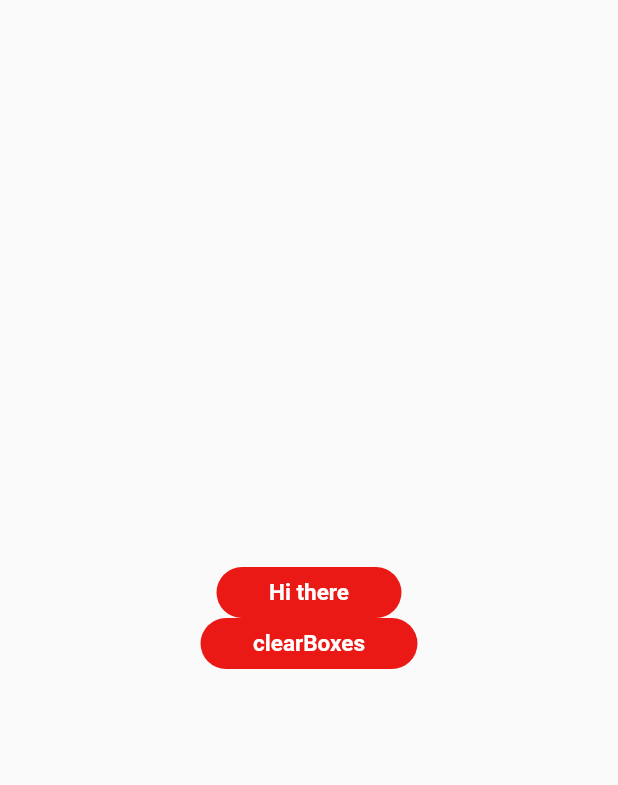
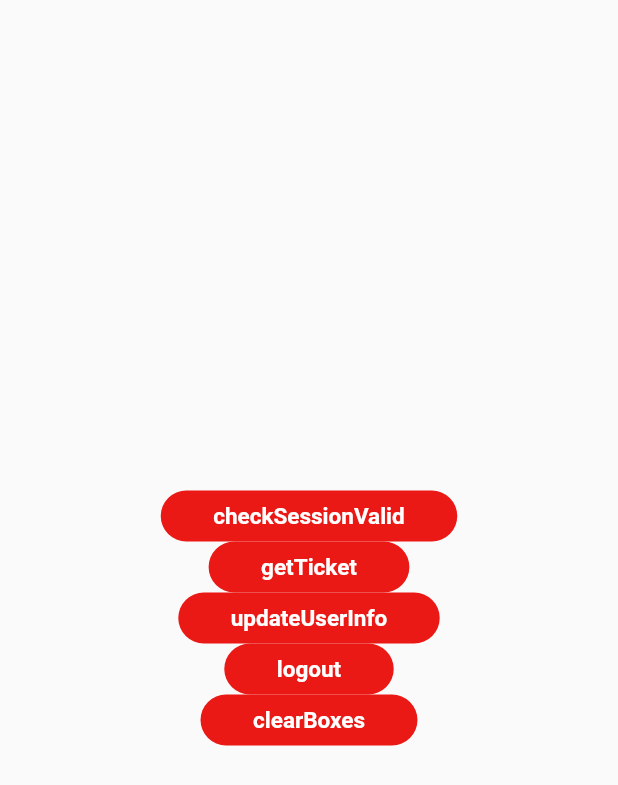
Before and after one commit to openjmu/JMUTools, a Flutter app: the MainPage screen opened directly, on a phone screen of 412 x 824 dp. Shown: the top 785 px of the screen. Run offline on Flutter 3.47's test engine with Material 2 defaults, Android fonts, the phone set to English and light mode, and no system bars; drawn by our look-alikes of oktoast; our stand-ins replace cookie_jar, dartx, device_info, dio, dio_cookie_manager, equatable and 7 more; missing offline and left inert: android_scheme_search, ff_annotation_route_library, flutter_inappwebview, photo_manager; accounts and stored records are empty.

Commit message:
✨ Add automatically session update

```diff
--- a/lib/apis/api.dart
+++ b/lib/apis/api.dart
@@ -10,6 +10,8 @@ import 'package:jmu_tools/exports/providers.dart';
 import 'package:jmu_tools/models/data_model.dart';
 import 'package:jmu_tools/utils/log_util.dart';
 import 'package:jmu_tools/widgets/in_app_webview.dart';
+
+import 'user_api.dart';
 
 class API {
   const API._();
@@ -59,8 +61,8 @@ class API {
 
   /// 用户相关
   static const String userInfo = '$oap99Host/user/info'; // 用户信息
-  static String studentInfo({String uid = '0'}) =>
-      '$oa99Host/v2/api/class/studentinfo?uid=$uid'; // 学生信息
+  static String studentInfo({String? uid}) =>
+      '$oa99Host/v2/api/class/studentinfo?uid=${uid ?? UserAPI.user.uid}'; // 学生信息
 
   /// 课程表相关
   static const String courseSchedule = '$labsHost/CourseSchedule/course.html';
--- a/lib/apis/user_api.dart
+++ b/lib/apis/user_api.dart
@@ -2,18 +2,15 @@
 /// [Author] Alex (https://github.com/AlexV525)
 /// [Date] 2021-04-01 20:58
 ///
-import 'package:flutter/foundation.dart';
+import 'package:flutter/material.dart';
+
 import 'package:jmu_tools/exports/export.dart';
+import 'package:jmu_tools/pages/login_page.dart';
 
 class UserAPI {
   const UserAPI._();
 
-  static final ValueNotifier<UserModel?> notifier =
-      ValueNotifier<UserModel?>(null);
-
-  static bool get isLogin => _loginModel != null;
-
-  static UserModel get user => notifier.value!;
+  static bool get isLogin => _loginModel != null && _userModel != null;
 
   static LoginModel? _loginModel;
 
@@ -31,10 +28,28 @@ class UserAPI {
     Boxes.loginBox.put(0, value);
   }
 
+  static UserModel? _userModel;
+
+  static UserModel get user => _userModel!;
+
+  static set userModel(UserModel? value) {
+    if (value == _userModel) {
+      return;
+    }
+    _userModel = value;
+    if (value == null) {
+      Boxes.userBox.clear();
+      return;
+    }
+    Boxes.userBox.put(0, value);
+  }
+
   static void recoverLoginInfo() {
     _loginModel = Boxes.loginBox.get(0);
+    _userModel = Boxes.userBox.get(0);
   }
 
+  /// 使用 [username] 和 [password] 登录
   static Future<bool> login(String username, String password) async {
     final String blowfish = const Uuid().v4();
     final Map<String, dynamic> params = Constants.loginParams(
@@ -49,27 +64,46 @@ class UserAPI {
         body: params,
         useTokenDio: true,
       );
+      if (loginData.isTeacher) {
+        showErrorToast('抱歉，暂不支持教师使用');
+        return false;
+      }
       loginModel = loginData.copyWith(blowfish: blowfish);
       await HttpUtil.updateDomainsCookies(API.jmuHosts);
-      final UserModel user = await HttpUtil.fetchModel(
-        FetchType.get,
-        url: API.userInfo,
-        queryParameters: <String, String>{'uid': loginData.uid.toString()},
-      );
-      notifier.value = user;
-      // 存储 blowfish 和学工号
+      if (await updateUserInfo()) {
+        // 存储学工号
         SettingsUtil.setUserWorkId(username);
         // 根据信息初始化 WebView 的 Cookie
         HttpUtil.initializeWebViewCookie();
         showToast('登录成功');
         return true;
+      }
+      return false;
     } catch (e) {
       showErrorToast('登录失败 ($e)');
       return false;
     }
   }
 
-  static Future<bool> getTicket() async {
+  /// 检查已保存的 session 是否还可以使用
+  ///
+  /// 如果可用，不需要更新 session。
+  /// 如果不可用，先尝试更新 session，成功则返回 `true`，否则为 `false`。
+  static Future<bool> checkSessionValid() async {
+    HttpUtil.dio.lock();
+    try {
+      await updateUserInfo();
+      return true;
+    } catch (e) {
+      // TODO(Alex): 在这里查看状态码，区分什么时候是真失效，什么时候是网络环境差，用于后续的离线支持。
+      return await updateSession();
+    } finally {
+      HttpUtil.dio.unlock();
+    }
+  }
+
+  /// 更新用户的 session
+  static Future<bool> updateSession() async {
     if (_loginModel == null) {
       LogUtil.e('Ticket and blowfish does not exist.');
       return false;
@@ -84,11 +118,56 @@ class UserAPI {
         body: Constants.loginParams(blowfish: blowfish, ticket: ticket),
       );
       loginModel = _loginModel!.merge(res);
-      await HttpUtil.updateDomainsCookies(API.jmuHosts);
+      if (await updateUserInfo()) {
+        await Future.wait(<Future<void>>[
+          HttpUtil.updateDomainsCookies(API.jmuHosts),
+          HttpUtil.initializeWebViewCookie(),
+        ]);
         return true;
+      }
+      return false;
     } catch (e) {
-      LogUtil.e('Error when getting ticket: $e');
+      LogUtil.e('Error when update session: $e');
       return false;
     }
   }
+
+  static Future<bool> updateUserInfo() async {
+    try {
+      final UserModel user = await HttpUtil.fetchModel(
+        FetchType.get,
+        url: API.userInfo,
+        queryParameters: <String, String>{'uid': _loginModel!.uid.toString()},
+      );
+      userModel = user;
+      return true;
+    } catch (e) {
+      LogUtil.e('Error when update user info: $e');
+      return false;
     }
+  }
+
+  static Future<void> logout() async {
+    navigatorState.pushAndRemoveUntil(
+      MaterialPageRoute<void>(builder: (_) => const LoginPage()),
+      (_) => false,
+    );
+    currentContext.read<CoursesProvider>().unloadCourses();
+    // currentContext.read<ScoresProvider>().unloadScore();
+    Future<void>.delayed(250.milliseconds, () {
+      currentContext.read<ThemesProvider>().resetTheme();
+      currentContext.read<SettingsProvider>().reset();
+    });
+    await HttpUtil.fetch<dynamic>(FetchType.post, url: API.logout);
+    HttpUtil.dio.clear();
+    HttpUtil.tokenDio.clear();
+    HttpUtil.cookieJar.deleteAll();
+    HttpUtil.tokenCookieJar.deleteAll();
+    HttpUtil.webViewCookieManager.deleteAllCookies();
+    final String workId = SettingsUtil.getUserWorkId()!;
+    userModel = null;
+    await Boxes.settingsBox.clear();
+    await SettingsUtil.setUserWorkId(workId);
+    showToast('退出登录成功');
+  }
+}
--- a/lib/exports/providers.dart
+++ b/lib/exports/providers.dart
@@ -38,6 +38,7 @@ List<SingleChildWidget> get globalProviders => _providers;
 
 final List<ChangeNotifierProvider<dynamic>> _providers =
     <ChangeNotifierProvider<dynamic>>[
+  buildProvider<CoursesProvider>(CoursesProvider()),
   buildProvider<SettingsProvider>(SettingsProvider()),
   buildProvider<ThemesProvider>(ThemesProvider()),
 ];
--- a/lib/models/login_model.dart
+++ b/lib/models/login_model.dart
@@ -12,9 +12,9 @@ class LoginModel extends DataModel {
     required this.uid,
     required this.unitId,
     required this.type,
-    required this.bindUapAccount,
     this.ticket,
     this.blowfish,
+    this.bindUapAccount,
     this.pwdTime,
   });
 
@@ -35,7 +35,7 @@ class LoginModel extends DataModel {
   @HiveField(5)
   final int type;
   @HiveField(6)
-  final String bindUapAccount;
+  final String? bindUapAccount;
   @JsonKey(name: 'pwdtime')
   @HiveField(7)
   final Object? pwdTime;
@@ -54,6 +54,9 @@ class LoginModel extends DataModel {
 
   @override
   Map<String, dynamic> toJson() => _$LoginModelToJson(this);
+
+  /// 是否为教师
+  bool get isTeacher => type == 1;
 
   LoginModel copyWith({
     String? sid,
@@ -85,7 +88,7 @@ class LoginModel extends DataModel {
       uid: other.uid,
       unitId: other.unitId,
       type: other.type,
-      bindUapAccount: other.bindUapAccount,
+      bindUapAccount: other.bindUapAccount ?? bindUapAccount,
       pwdTime: other.pwdTime ?? pwdTime,
     );
   }
--- a/lib/models/user_model.dart
+++ b/lib/models/user_model.dart
@@ -10,6 +10,7 @@ part of 'data_model.dart';
 /// [uid] 用户uid, [unitId] 组织/学校id, [workId] 工号/学号,
 /// [name] 名字, [signature] 签名, [gender] 性别, [isFollowing] 是否已关注
 @JsonSerializable(fieldRename: FieldRename.snake)
+@HiveType(typeId: HiveAdapterTypeIds.user)
 class UserModel extends DataModel {
   const UserModel({
     required this.uid,
@@ -48,16 +49,24 @@ class UserModel extends DataModel {
   }
 
   @JsonKey(fromJson: _uidToString)
+  @HiveField(0)
   final String uid;
+  @HiveField(1)
   final String username;
+  @HiveField(2)
   final int gender;
   @JsonKey(defaultValue: '0', name: 'workid')
+  @HiveField(3)
   final String workId;
+  @HiveField(4)
   final String? signature;
+  @HiveField(5)
   final int type;
   @JsonKey(fromJson: _sysAvatarToBool, name: 'sysavatar')
+  @HiveField(6)
   final bool sysAvatar;
   @JsonKey(defaultValue: false)
+  @HiveField(7)
   final bool isFollowing;
 
   @override
--- a/lib/pages/main_page.dart
+++ b/lib/pages/main_page.dart
@@ -3,8 +3,9 @@
 /// [Date] 2021-04-03 16:44
 ///
 import 'package:flutter/material.dart';
+import 'package:jmu_tools/exports/export.dart';
 
-import 'package:jmu_tools/exports/export.dart';
+import 'login_page.dart';
 
 class MainPage extends StatefulWidget {
   const MainPage({Key? key}) : super(key: key);
@@ -22,8 +23,20 @@ class _MainPageState extends State<MainPage> {
           mainAxisAlignment: MainAxisAlignment.center,
           children: <Widget>[
             ThemeTextButton(
-              text: 'Hi there',
-              onPressed: () => UserAPI.getTicket(),
+              text: 'checkSessionValid',
+              onPressed: () => UserAPI.checkSessionValid(),
+            ),
+            ThemeTextButton(
+              text: 'getTicket',
+              onPressed: () => UserAPI.updateSession(),
+            ),
+            ThemeTextButton(
+              text: 'updateUserInfo',
+              onPressed: () => UserAPI.updateUserInfo(),
+            ),
+            ThemeTextButton(
+              text: 'logout',
+              onPressed: () => UserAPI.logout(),
             ),
             ThemeTextButton(
               text: 'clearBoxes',
@@ -37,4 +50,18 @@ class _MainPageState extends State<MainPage> {
       ),
     );
   }
+
+  @override
+  void initState() {
+    super.initState();
+    UserAPI.checkSessionValid().then((bool isValid) {
+      if (!isValid) {
+        navigatorState.pushAndRemoveUntil(
+          MaterialPageRoute<void>(builder: (_) => const LoginPage()),
+          (_) => false,
+        );
+        showErrorToast('身份已失效');
+      }
+    });
+  }
 }
--- a/lib/utils/http_util.dart
+++ b/lib/utils/http_util.dart
@@ -30,10 +30,20 @@ class HttpUtil {
   static const bool shouldLogRequest = false;
 
   static final Dio dio = Dio(
-    BaseOptions(connectTimeout: 15000, followRedirects: true),
+    BaseOptions(
+      connectTimeout: 10000,
+      sendTimeout: 10000,
+      receiveTimeout: 10000,
+      followRedirects: true,
+    ),
   );
   static final Dio tokenDio = Dio(
-    BaseOptions(connectTimeout: 15000, followRedirects: true),
+    BaseOptions(
+      connectTimeout: 10000,
+      sendTimeout: 10000,
+      receiveTimeout: 10000,
+      followRedirects: true,
+    ),
   );
 
   static late final PersistCookieJar cookieJar;
@@ -102,6 +112,7 @@ class HttpUtil {
       body: body,
       headers: headers,
       responseType: responseType,
+      useTokenDio: useTokenDio,
     );
     return response.data as T;
   }
@@ -217,7 +228,11 @@ class HttpUtil {
           url,
           path,
           data: data,
-          options: Options(headers: headers),
+          options: Options(
+            headers: headers,
+            sendTimeout: 10000,
+            receiveTimeout: 10000,
+          ),
           onReceiveProgress: progressCallback,
         );
         LogUtil.d('File downloaded: $path');
@@ -280,6 +295,8 @@ class HttpUtil {
             headers: headers,
             receiveDataWhenStatusError: true,
             responseType: responseType,
+            sendTimeout: 10000,
+            receiveTimeout: 10000,
           ),
         );
         break;
@@ -291,6 +308,8 @@ class HttpUtil {
             headers: headers,
             receiveDataWhenStatusError: true,
             responseType: responseType,
+            sendTimeout: 10000,
+            receiveTimeout: 10000,
           ),
         );
         break;
@@ -303,6 +322,8 @@ class HttpUtil {
             headers: headers,
             receiveDataWhenStatusError: true,
             responseType: responseType,
+            sendTimeout: 10000,
+            receiveTimeout: 10000,
           ),
         );
         break;
@@ -315,6 +336,8 @@ class HttpUtil {
             headers: headers,
             receiveDataWhenStatusError: true,
             responseType: responseType,
+            sendTimeout: 10000,
+            receiveTimeout: 10000,
           ),
         );
         break;
@@ -327,6 +350,8 @@ class HttpUtil {
             headers: headers,
             receiveDataWhenStatusError: true,
             responseType: responseType,
+            sendTimeout: 10000,
+            receiveTimeout: 10000,
           ),
         );
         break;
@@ -339,6 +364,8 @@ class HttpUtil {
             headers: headers,
             receiveDataWhenStatusError: true,
             responseType: responseType,
+            sendTimeout: 10000,
+            receiveTimeout: 10000,
           ),
         );
         break;
@@ -362,7 +389,7 @@ class HttpUtil {
       ..lock()
       ..clear();
 
-    if (await UserAPI.getTicket()) {
+    if (await UserAPI.updateSession()) {
       LogUtil.d(
         'Ticket updated success with new ticket: ${UserAPI.loginModel?.sid}',
       );
```
Also changed, not shown: lib/constants/boxes.dart (+10 -3 lines), lib/models/data_model.g.dart. Lines whose indentation alone changed are shown as unchanged.
